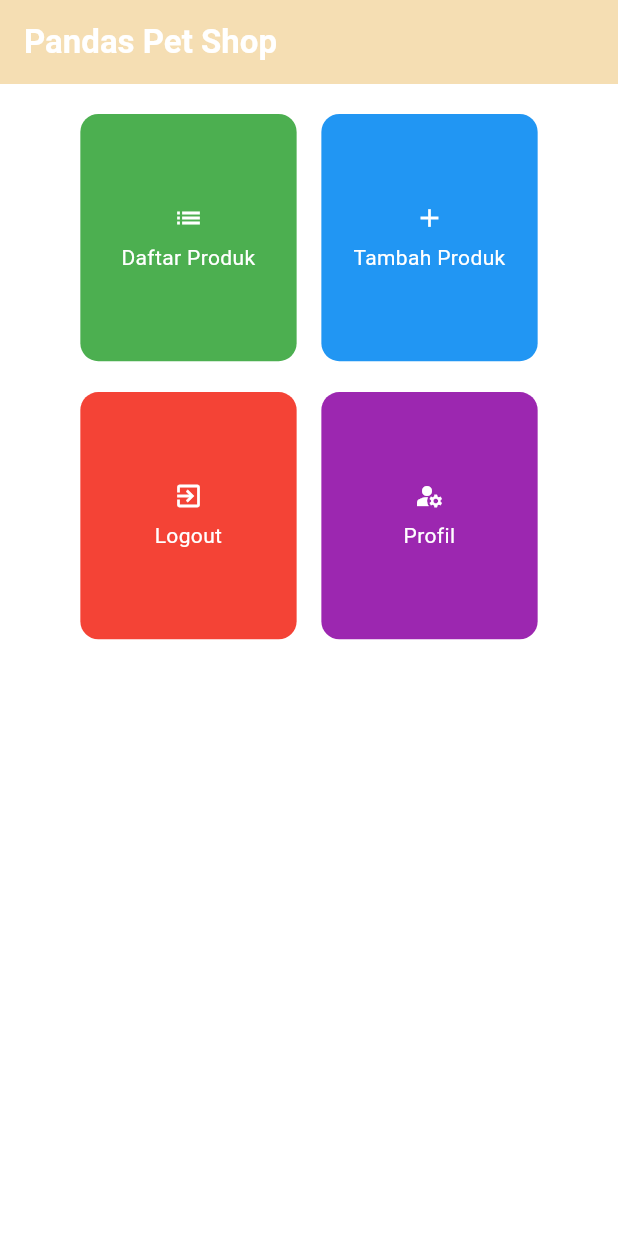
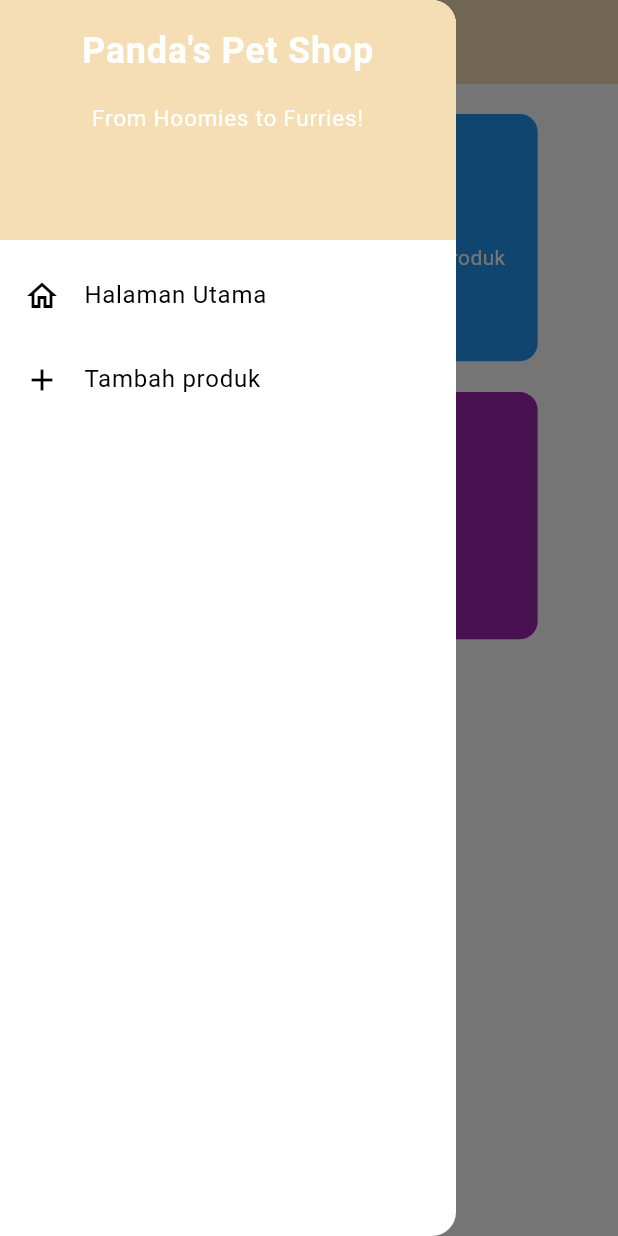
Before and after one commit to rafliesa/pandas-pet-shop-mobile, a Flutter app: the screen it shows after launch, with the side drawer open (before the commit the screen has no drawer), on a phone screen of 412 x 824 dp. Run offline on Flutter 3.47's test engine with Material 3 defaults, Android fonts, the phone set to English and light mode, and no system bars.

Commit message:
Menyelesaikan tugas 8

```diff
--- a/lib/main.dart
+++ b/lib/main.dart
@@ -14,9 +14,9 @@ class MyApp extends StatelessWidget {
     return MaterialApp(
       title: 'Flutter Demo',
       theme: ThemeData(
-        colorScheme: ColorScheme.fromSwatch(
-          primarySwatch: Colors.deepOrange,
-        ).copyWith(secondary: Colors.deepOrange[400]),
+        colorScheme: ColorScheme.fromSwatch().copyWith(
+            primary: const Color.fromARGB(255, 245, 222, 179),
+            secondary: Colors.deepOrange[400]),
         useMaterial3: true,
       ),
       home: MyHomePage(),
--- a/lib/menu.dart
+++ b/lib/menu.dart
@@ -1,4 +1,6 @@
 import 'package:flutter/material.dart';
+import 'package:myapp/widgets/left_drawer.dart';
+import 'package:myapp/screens/form.dart';
 
 class MyHomePage extends StatelessWidget {
   MyHomePage({super.key});
@@ -16,8 +18,9 @@ class MyHomePage extends StatelessWidget {
               fontWeight: FontWeight.bold,
             ),
           ),
-          backgroundColor: const Color.fromARGB(255, 245, 222, 179),
+          backgroundColor: Theme.of(context).colorScheme.primary,
         ),
+        drawer: const LeftDrawer(),
         body: Container(
             alignment: Alignment.center,
             padding: const EdgeInsetsDirectional.only(top: 20),
@@ -72,6 +75,13 @@ class Button extends StatelessWidget {
             ..hideCurrentSnackBar()
             ..showSnackBar(SnackBar(
                 content: Text("Kamu telah menekan tombol ${item.name}!")));
+          if (item.name == "Tambah Produk") {
+            Navigator.push(
+              context,
+              MaterialPageRoute(builder: (context) => produkForm()),
+            );
+          }
+          ;
         },
         child: Container(
           padding: const EdgeInsets.all(12),
--- /dev/null
+++ b/lib/widgets/left_drawer.dart
@@ -0,0 +1,68 @@
+import 'package:flutter/material.dart';
+import 'package:myapp/menu.dart';
+import 'package:myapp/screens/form.dart';
+
+class LeftDrawer extends StatelessWidget {
+  const LeftDrawer({super.key});
+
+  @override
+  Widget build(BuildContext context) {
+    return Drawer(
+      child: ListView(
+        children: [
+          DrawerHeader(
+            decoration: BoxDecoration(
+              color: Theme.of(context).colorScheme.primary,
+            ),
+            child: const Column(
+              children: [
+                Text(
+                  "Panda's Pet Shop",
+                  textAlign: TextAlign.center,
+                  style: TextStyle(
+                    fontSize: 24,
+                    fontWeight: FontWeight.bold,
+                    color: Colors.white,
+                  ),
+                ),
+                Padding(padding: EdgeInsets.all(8)),
+                Text(
+                  "From Hoomies to Furries!",
+                  style: TextStyle(
+                    fontSize: 15.0,
+                    color: Colors.white,
+                    fontWeight: FontWeight.normal,
+                  ),
+                  textAlign: TextAlign.center,
+                ),
+              ],
+            ),
+          ),
+          ListTile(
+            leading: const Icon(Icons.home_outlined),
+            title: const Text('Halaman Utama'),
+            // Bagian redirection ke MyHomePage
+            onTap: () {
+              Navigator.pushReplacement(
+                  context,
+                  MaterialPageRoute(
+                    builder: (context) => MyHomePage(),
+                  ));
+            },
+          ),
+          ListTile(
+            leading: const Icon(Icons.add),
+            title: const Text('Tambah produk'),
+            // Bagian redirection ke MoodEntryFormPage
+            onTap: () {
+              Navigator.push(
+                context,
+                MaterialPageRoute(builder: (context) => produkForm()),
+              );
+            },
+          ),
+        ],
+      ),
+    );
+  }
+}
```
Also changed, not shown: lib/screens/form.dart (added, +229 -0 lines), 1 other file.
